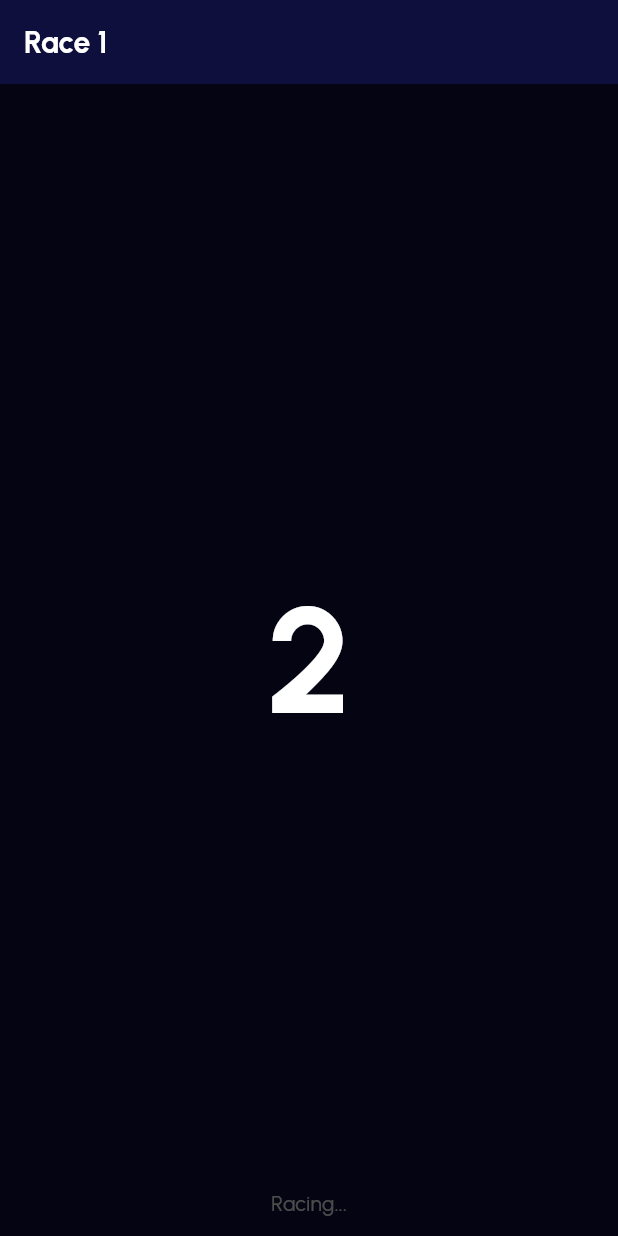
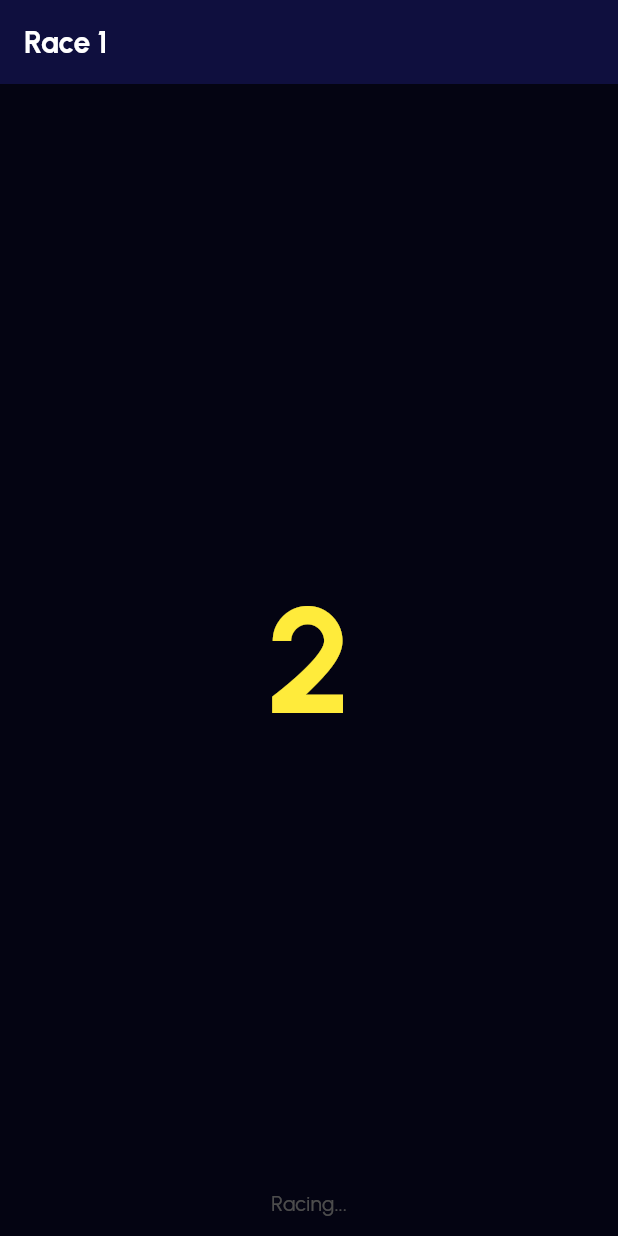
Before and after one commit to achyuth13/rollout-restart, a Flutter app: the RaceViewHostScreen screen opened by its route, on a phone screen of 412 x 824 dp. Run offline on Flutter 3.47's test engine with Material 3 defaults, Android fonts, the phone set to English and light mode, and no system bars; our stand-ins replace flutter_bloc, go_router, google_fonts, shared_preferences; accounts and stored records are empty.

Commit message:
Refactor code

```diff
--- a/lib/screens/race_view_host_screen.dart
+++ b/lib/screens/race_view_host_screen.dart
@@ -1,13 +1,12 @@
 import 'package:flutter/material.dart';
 import 'package:flutter_bloc/flutter_bloc.dart';
-import 'package:go_router/go_router.dart';
 import 'package:rollout_restart/screens/race_view_screen.dart';
 import 'package:rollout_restart/viewmodel/race_cubit.dart';
+import 'package:rollout_restart/widgets/count_down_widget.dart';
+import 'package:rollout_restart/widgets/race_view_footer.dart';
 
-import '../rosters/roster_sheet.dart';
 import '../viewmodel/tournament_cubit.dart';
 import '../viewmodel/tournament_state.dart';
-import '../widgets/custom_elevated_button.dart';
 import '../widgets/top_performers_banner.dart';
 
 class RaceViewHostScreen extends StatefulWidget {
@@ -67,8 +66,12 @@ class _RaceViewHostScreenState extends State<RaceViewHostScreen> {
                         ? "Top Performers - Race 2"
                         : "Top Performers - Race 1",
                     topPerformers: _showRace1
-                          ? context.read<TournamentCubit>().getTopPerformersForRace2()
-                          : context.read<TournamentCubit>().getTopPerformersForRace1(),
+                        ? context
+                            .read<TournamentCubit>()
+                            .getTopPerformersForRace2()
+                        : context
+                            .read<TournamentCubit>()
+                            .getTopPerformersForRace1(),
                     onTap: () {
                       setState(() {
                         _showRace1 = !_showRace1;
@@ -88,55 +91,23 @@ class _RaceViewHostScreenState extends State<RaceViewHostScreen> {
                               .tournamentCubit.repo.tournament.race2.track),
                 ),
                 if (state is InitialRacesComplete && !_showFinalRace)
-                  Row(
-                    mainAxisAlignment: MainAxisAlignment.spaceEvenly,
-                    children: [
-                      Padding(
-                        padding: const EdgeInsets.all(12),
-                        child: CustomElevatedButton(
-                          onPressed: () => _showLeaderBoard(context),
-                          text: "Leaderboard",
-                        ),
-                      ),
-                      Padding(
-                          padding: const EdgeInsets.all(12),
-                          child: CustomElevatedButton(
-                            onPressed: () {
+                  RaceViewFooter(
+                    actions: {
+                      'restart': () {
                         setState(() {
                           _showFinalRace = false;
                           _showRace1 = true;
                         });
                         _startCountdownAndRace();
+                      }
                     },
-                            text: "Restart Race",
-                          )),
+                  )
               ],
             ),
-              ],
-            ),
-            if (_countdown > 0)
-              Container(
-                color: Colors.black.withOpacity(0.7),
-                child: Center(
-                  child: Text(
-                    _countdown.toString(),
-                    style: const TextStyle(
-                      fontSize: 100,
-                      color: Colors.white,
-                      fontWeight: FontWeight.bold,
-                    ),
-                  ),
-                ),
-              )
+            if (_countdown > 0) CountdownWidget(countdown: _countdown)
           ]);
         },
       ),
     );
   }
 }
-
-void _showLeaderBoard(BuildContext context) {
-  final orderedDrivers = context.read<TournamentCubit>().getFinalLeaderboardDrivers();
-  context.push('/drivers',
-      extra: {'drivers': orderedDrivers, 'appBarTitle': "Final Leaderboard", 'finalRace': true});
-}
--- /dev/null
+++ b/lib/widgets/count_down_widget.dart
@@ -0,0 +1,24 @@
+import 'package:flutter/cupertino.dart';
+import 'package:flutter/material.dart';
+
+class CountdownWidget extends StatelessWidget {
+  final int countdown;
+  const CountdownWidget({super.key, required this.countdown});
+
+  @override
+  Widget build(BuildContext context) {
+    return Container(
+      color: Colors.black.withOpacity(0.7),
+      child: Center(
+        child: Text(
+          countdown.toString(),
+          style: TextStyle(
+            fontSize: 100,
+            color: countdown == 3 ? Colors.red : countdown == 2 ? Colors.yellow : Colors.green,
+            fontWeight: FontWeight.bold,
+          ),
+        ),
+      ),
+    );
+  }
+}
```
Also changed, not shown: lib/screens/race_view_screen.dart (+0 -31 lines), lib/widgets/curved_segment.dart (deleted, +0 -49 lines), lib/widgets/race_view_footer.dart (added, +42 -0 lines). Lines whose indentation alone changed are shown as unchanged.
